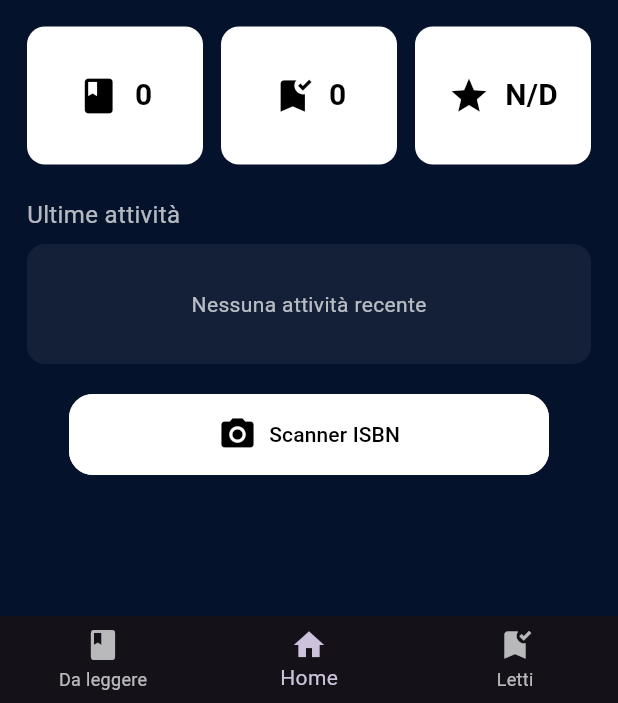
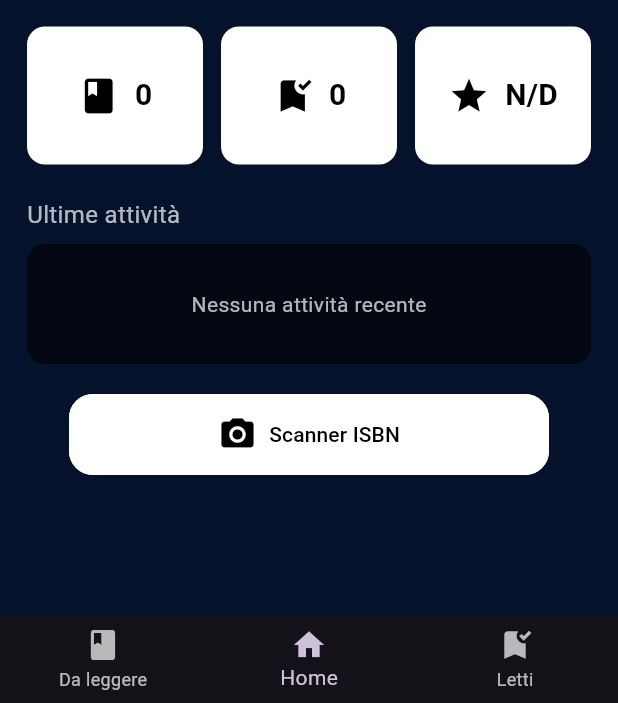
Before and after one commit to marioreste/mobyread, a Flutter app: the screen it shows after launch, on a phone screen of 412 x 824 dp, the part 533-1236 px from its top. Run offline on Flutter 3.47's test engine with Material 3 defaults, Android fonts, the light colour scheme and no system bars; our stand-ins replace google_fonts; missing offline and left inert: mobile_scanner.

Commit message:
Minor bug fixing

```diff
--- a/lib/screens/home_screen.dart
+++ b/lib/screens/home_screen.dart
@@ -92,7 +92,7 @@ class HomeScreen extends StatelessWidget {
                     return Container(
                       width: double.infinity,
                       padding: const EdgeInsets.symmetric(vertical: 30),
-                      decoration: BoxDecoration(color: Colors.white.withOpacity(0.06), borderRadius: BorderRadius.circular(12)),
+                      decoration: BoxDecoration(color: const Color.fromRGBO(0, 0, 0, 0.6), borderRadius: BorderRadius.circular(12)),
                       child: const Center(child: Text('Nessuna attività recente', style: TextStyle(color: Colors.white70))),
                     );
                   }
@@ -101,7 +101,7 @@ class HomeScreen extends StatelessWidget {
                       return Column(
                         children: [
                           ListTile(
-                            tileColor: Colors.white.withOpacity(0.04),
+                            tileColor: const Color.fromRGBO(255, 255, 255, 0.12),
                             title: Text(e, style: const TextStyle(color: Colors.white70)),
                             leading: const Icon(Icons.history, color: Colors.white70),
                             dense: true,
--- a/lib/screens/isbn_scanner_screen.dart
+++ b/lib/screens/isbn_scanner_screen.dart
@@ -1,5 +1,4 @@
 import 'package:flutter/material.dart';
-import 'package:flutter/services.dart';
 import 'package:mobile_scanner/mobile_scanner.dart';
 import '../models/book.dart';
 import '../models/books_store.dart';
```
